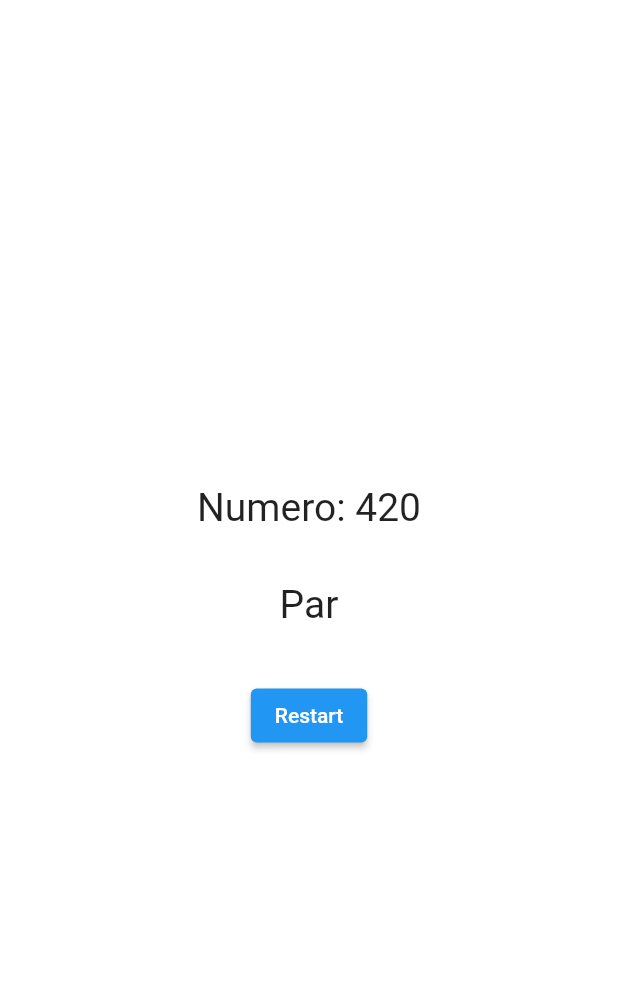
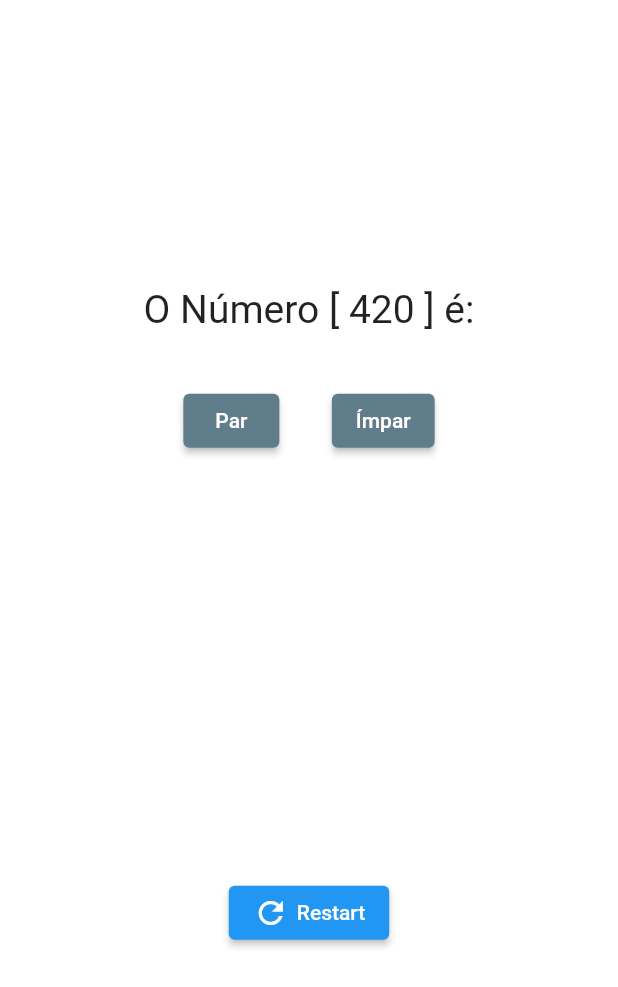
Before and after one commit to 4lxcf/Flutter_Cubos_13-abr_Par-Impar, a Flutter app: the screen it shows after launch, on a phone screen of 412 x 824 dp. Shown: the top 987 px of the screen. Run offline on Flutter 3.47's test engine with Material 2 defaults, Android fonts, the phone set to English and light mode, and no system bars.

Commit message:
Implement_Controller_and_Model

```diff
--- a/par_impar/lib/main.dart
+++ b/par_impar/lib/main.dart
@@ -20,9 +20,7 @@ class MyApp extends StatelessWidget {
 }
 
 class MyHomePage extends StatefulWidget {
-  MyHomePage({Key key, this.title}) : super(key: key);
-
-  final String title;
+  MyHomePage({Key key}) : super(key: key);
 
   @override
   _MyHomePageState createState() => _MyHomePageState();
@@ -30,6 +28,7 @@ class MyHomePage extends StatefulWidget {
 
 class _MyHomePageState extends State<MyHomePage> {
   final controller = NumberController();
+  bool isAnswered = false;
 
   @override
   Widget build(BuildContext context) {
@@ -41,24 +40,67 @@ class _MyHomePageState extends State<MyHomePage> {
           mainAxisAlignment: MainAxisAlignment.center,
           children: [
             Text(
-              'Numero: ' + controller.number,
+              'O Número [ ${controller.number} ] é:',
               style: TextStyle(
                 fontSize: 26,
               ),
             ),
             SizedBox(height: 35),
-            Text(
-              controller.answer,
-              style: TextStyle(
-                fontSize: 26,
-              ),
+            Row(
+              mainAxisAlignment: MainAxisAlignment.center,
+              children: [
+                ElevatedButton(
+                  style: ButtonStyle(
+                      backgroundColor:
+                          MaterialStateProperty.all<Color>(Colors.blueGrey)),
+                  onPressed: () {
+                    setState(() {
+                      isAnswered = true;
+                    });
+                  },
+                  child: Text('Par'),
+                ),
+                SizedBox(width: 35),
+                ElevatedButton(
+                  style: ButtonStyle(
+                      backgroundColor:
+                          MaterialStateProperty.all<Color>(Colors.blueGrey)),
+                  onPressed: () {
+                    setState(() {
+                      isAnswered = true;
+                    });
+                  },
+                  child: Text('Ímpar'),
+                ),
+              ],
             ),
-            SizedBox(height: 35),
+            SizedBox(height: 135),
+            isAnswered == true
+                ? Text(
+                    'Respondido!',
+                    style: TextStyle(
+                      fontSize: 26,
+                    ),
+                  )
+                : SizedBox(height: 10),
+            SizedBox(height: 135),
             ElevatedButton(
               onPressed: () {
-                setState(() {});
+                setState(() {
+                  isAnswered = false;
+                  controller.newNumber;
+                });
               },
-              child: Text('Restart'),
+              child: Container(
+                width: 75,
+                child: Row(
+                  mainAxisAlignment: MainAxisAlignment.spaceBetween,
+                  children: [
+                    Icon(Icons.refresh),
+                    Text('Restart'),
+                  ],
+                ),
+              ),
             ),
           ],
         ),
--- a/par_impar/lib/number_controller.dart
+++ b/par_impar/lib/number_controller.dart
@@ -7,11 +7,7 @@ class NumberController {
     return model.number.toString();
   }
 
-  String get answer {
-    if (model.isEven() == true) {
-      return 'Par';
-    } else {
-      return 'Impar';
-    }
+  String get newNumber {
+    return model.newNumber.toString();
   }
 }
--- a/par_impar/lib/number_model.dart
+++ b/par_impar/lib/number_model.dart
@@ -1,18 +1,14 @@
 import 'dart:math';
 
 class NumberModel {
-  int _number = 0;
+  int _number = Random().nextInt(1000);
 
   int get number {
+    return _number;
+  }
+
+  int get newNumber {
     _number = Random().nextInt(1000);
     return _number;
   }
-
-  bool isEven() {
-    if (_number % 2 == 0) {
-      return true;
-    } else {
-      return false;
-    }
-  }
 }
```
